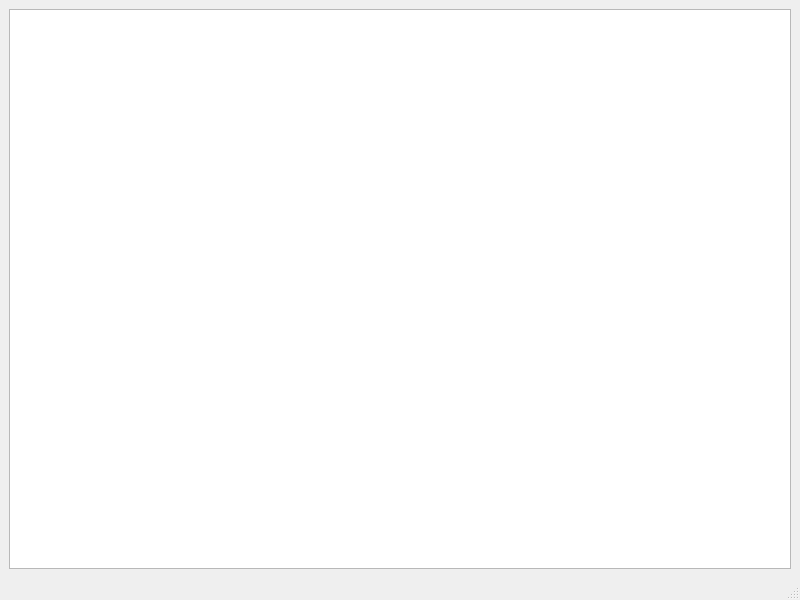
Before: the Qt Designer form data/design.ui in Selmentausen/Yandex-PyQt5-Project, drawn with Qt 5.
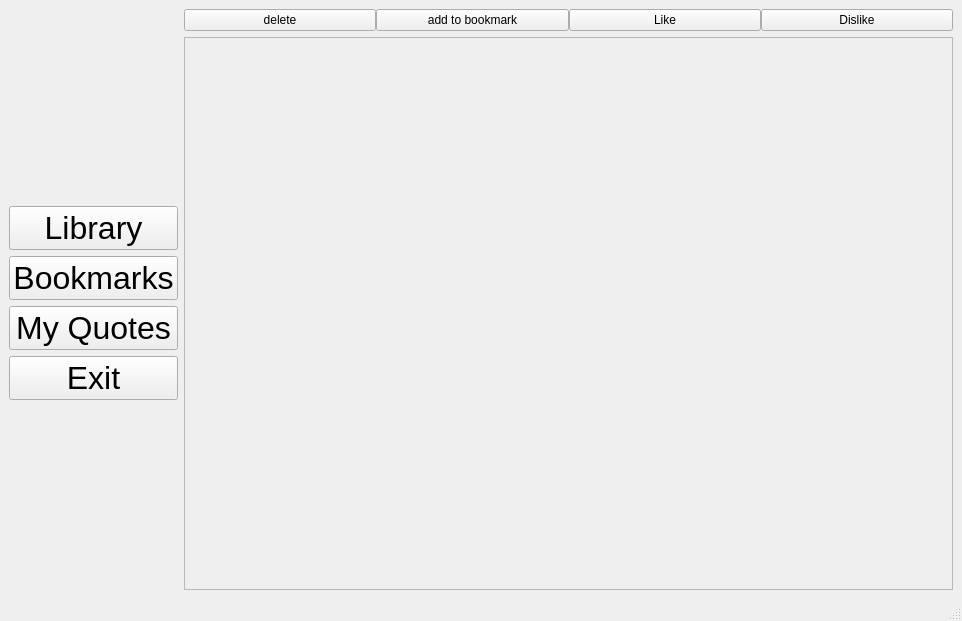
After: the same form once the commit is applied. Icons and pictures are not drawn.

Commit message: build base design and added logo, also put start to quote block generation

Patch:
```diff
--- a/data/design.ui
+++ b/data/design.ui
@@ -6,17 +6,173 @@
    <rect>
     <x>0</x>
     <y>0</y>
-    <width>800</width>
-    <height>600</height>
+    <width>962</width>
+    <height>621</height>
    </rect>
   </property>
   <property name="windowTitle">
    <string>MainWindow</string>
   </property>
   <widget class="QWidget" name="centralwidget">
-   <layout class="QGridLayout" name="gridLayout">
-    <item row="0" column="0">
-     <widget class="QListWidget" name="QuoteList"/>
+   <layout class="QHBoxLayout" name="horizontalLayout" stretch="0,1">
+    <item>
+     <layout class="QVBoxLayout" name="MenuLayout" stretch="1,0,0,0,0,1">
+      <item>
+       <widget class="QLabel" name="logoLabel">
+        <property name="text">
+         <string/>
+        </property>
+        <property name="pixmap">
+         <pixmap>img/logo.png</pixmap>
+        </property>
+       </widget>
+      </item>
+      <item>
+       <widget class="QPushButton" name="libraryButton">
+        <property name="font">
+         <font>
+          <family>Arial</family>
+          <pointsize>24</pointsize>
+         </font>
+        </property>
+        <property name="text">
+         <string>Library</string>
+        </property>
+       </widget>
+      </item>
+      <item>
+       <widget class="QPushButton" name="bookmarksButton">
+        <property name="font">
+         <font>
+          <family>Arial</family>
+          <pointsize>24</pointsize>
+         </font>
+        </property>
+        <property name="text">
+         <string>Bookmarks</string>
+        </property>
+       </widget>
+      </item>
+      <item>
+       <widget class="QPushButton" name="myQuotesButton">
+        <property name="font">
+         <font>
+          <family>Arial</family>
+          <pointsize>24</pointsize>
+         </font>
+        </property>
+        <property name="text">
+         <string>My Quotes</string>
+        </property>
+       </widget>
+      </item>
+      <item>
+       <widget class="QPushButton" name="exitButton">
+        <property name="font">
+         <font>
+          <family>Arial</family>
+          <pointsize>24</pointsize>
+         </font>
+        </property>
+        <property name="text">
+         <string>Exit</string>
+        </property>
+       </widget>
+      </item>
+      <item>
+       <spacer name="verticalSpacer">
+        <property name="orientation">
+         <enum>Qt::Vertical</enum>
+        </property>
+        <property name="sizeType">
+         <enum>QSizePolicy::Minimum</enum>
+        </property>
+        <property name="sizeHint" stdset="0">
+         <size>
+          <width>20</width>
+          <height>40</height>
+         </size>
+        </property>
+       </spacer>
+      </item>
+     </layout>
+    </item>
+    <item>
+     <layout class="QVBoxLayout" name="ViewLayout" stretch="0,0">
+      <item>
+       <layout class="QHBoxLayout" name="InstrumentLayout">
+        <property name="spacing">
+         <number>0</number>
+        </property>
+        <item>
+         <widget class="QPushButton" name="deleteButton">
+          <property name="font">
+           <font>
+            <family>Arial</family>
+           </font>
+          </property>
+          <property name="text">
+           <string>delete</string>
+          </property>
+         </widget>
+        </item>
+        <item>
+         <widget class="QPushButton" name="addBookmarkButton">
+          <property name="font">
+           <font>
+            <family>Arial</family>
+           </font>
+          </property>
+          <property name="text">
+           <string>add to bookmark</string>
+          </property>
+         </widget>
+        </item>
+        <item>
+         <widget class="QPushButton" name="likeButton">
+          <property name="font">
+           <font>
+            <family>Arial</family>
+           </font>
+          </property>
+          <property name="text">
+           <string>Like</string>
+          </property>
+         </widget>
+        </item>
+        <item>
+         <widget class="QPushButton" name="dislikeButton">
+          <property name="font">
+           <font>
+            <family>Arial</family>
+           </font>
+          </property>
+          <property name="text">
+           <string>Dislike</string>
+          </property>
+         </widget>
+        </item>
+       </layout>
+      </item>
+      <item>
+       <widget class="QScrollArea" name="scrollArea">
+        <property name="widgetResizable">
+         <bool>true</bool>
+        </property>
+        <widget class="QWidget" name="scrollAreaWidgetContents">
+         <property name="geometry">
+          <rect>
+           <x>0</x>
+           <y>0</y>
+           <width>732</width>
+           <height>527</height>
+          </rect>
+         </property>
+         <layout class="QVBoxLayout" name="verticalLayout_2"/>
+        </widget>
+       </widget>
+      </item>
+     </layout>
     </item>
    </layout>
   </widget>
```
Left out of the diff: 2 changed lines with no effect on the pictures. The commit also changes 2 other files.
